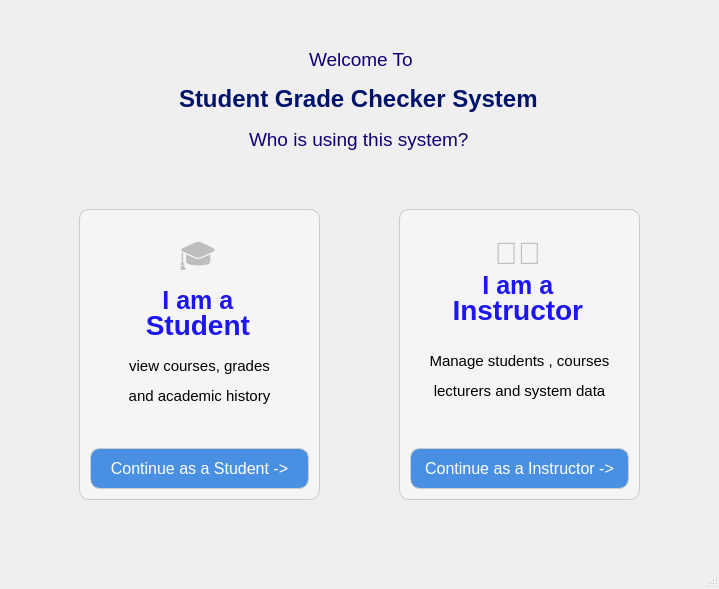
Before: the Qt Designer form gui/mainwindow.ui in mariiamahmd/Student-Grades-Checker, drawn with Qt 5.
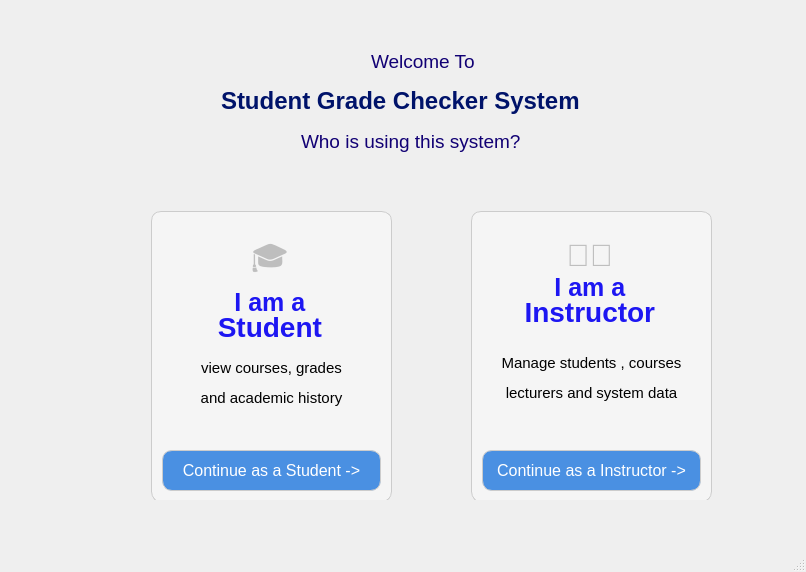
After: the same form once the commit is applied. The open tabs and pages were chosen to show the change.

Diff of the .ui file:
```diff
--- a/gui/mainwindow.ui
+++ b/gui/mainwindow.ui
@@ -6,17 +6,29 @@
    <rect>
     <x>0</x>
     <y>0</y>
-    <width>719</width>
-    <height>589</height>
+    <width>806</width>
+    <height>572</height>
    </rect>
   </property>
+  <property name="sizePolicy">
+   <sizepolicy hsizetype="Fixed" vsizetype="Preferred">
+    <horstretch>0</horstretch>
+    <verstretch>0</verstretch>
+   </sizepolicy>
+  </property>
   <property name="windowTitle">
    <string>MainWindow</string>
   </property>
   <widget class="QWidget" name="centralwidget">
-   <layout class="QHBoxLayout" name="horizontalLayout">
-    <item>
      <widget class="QStackedWidget" name="mainStack">
+    <property name="geometry">
+     <rect>
+      <x>11</x>
+      <y>11</y>
+      <width>801</width>
+      <height>541</height>
+     </rect>
+    </property>
       <property name="currentIndex">
        <number>0</number>
       </property>
@@ -24,7 +36,7 @@
        <widget class="QLabel" name="label">
         <property name="geometry">
          <rect>
-          <x>300</x>
+        <x>360</x>
           <y>20</y>
           <width>131</width>
           <height>61</height>
@@ -37,7 +49,7 @@
        <widget class="QLabel" name="label_2">
         <property name="geometry">
          <rect>
-          <x>170</x>
+        <x>210</x>
           <y>70</y>
           <width>441</width>
           <height>41</height>
@@ -50,7 +62,7 @@
        <widget class="QLabel" name="label_3">
         <property name="geometry">
          <rect>
-          <x>240</x>
+        <x>290</x>
           <y>100</y>
           <width>271</width>
           <height>61</height>
@@ -63,15 +75,23 @@
        <widget class="QWidget" name="horizontalLayoutWidget">
         <property name="geometry">
          <rect>
-          <x>30</x>
+        <x>130</x>
           <y>200</y>
-          <width>631</width>
+        <width>591</width>
           <height>291</height>
          </rect>
         </property>
-        <layout class="QHBoxLayout" name="horizontalLayout_3">
-         <item>
+      <layout class="QHBoxLayout" name="horizontalLayout_3"/>
+     </widget>
           <widget class="QFrame" name="frame">
+      <property name="geometry">
+       <rect>
+        <x>100</x>
+        <y>200</y>
+        <width>629</width>
+        <height>289</height>
+       </rect>
+      </property>
            <property name="styleSheet">
             <string notr="true">border: none;</string>
            </property>
@@ -370,10 +390,8 @@
             </layout>
            </widget>
           </widget>
-         </item>
-        </layout>
-       </widget>
-      </widget>
+    </widget>
+    <widget class="QWidget" name="page_6"/>
       <widget class="QWidget" name="page_2"/>
       <widget class="QWidget" name="page_3">
        <layout class="QHBoxLayout" name="horizontalLayout_2" stretch="0,1">
@@ -494,8 +512,6 @@
        </layout>
       </widget>
      </widget>
-    </item>
-   </layout>
   </widget>
   <widget class="QMenuBar" name="menubar">
    <property name="geometry">
```
Left out of the diff: 4 changed lines with no effect on the pictures. Lines whose indentation alone changed are shown as unchanged.
